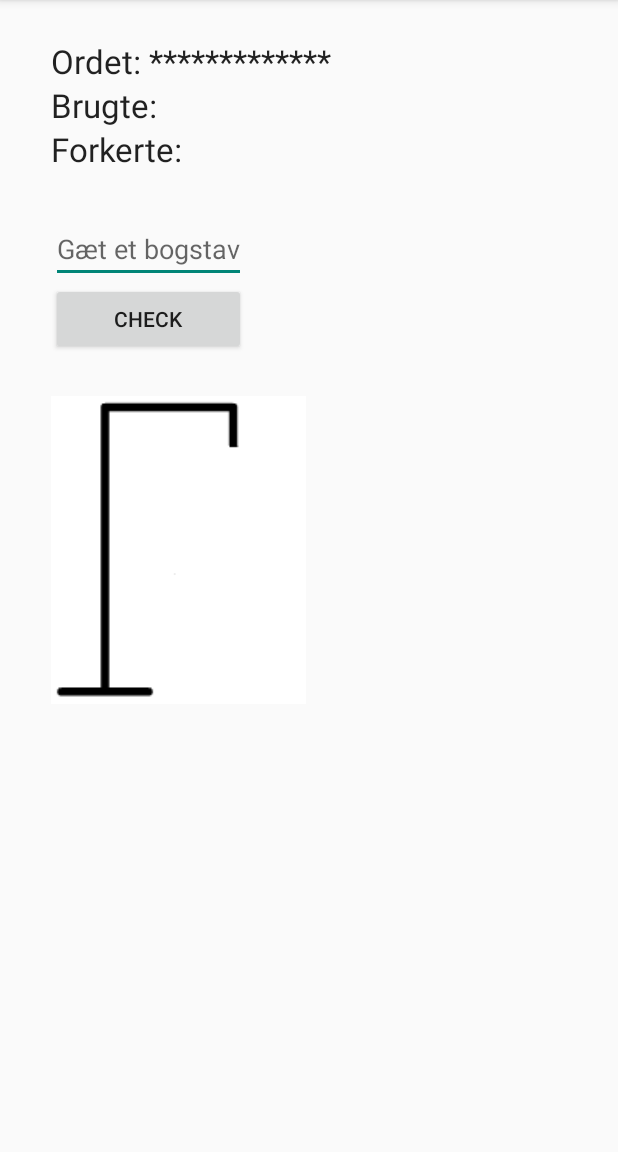
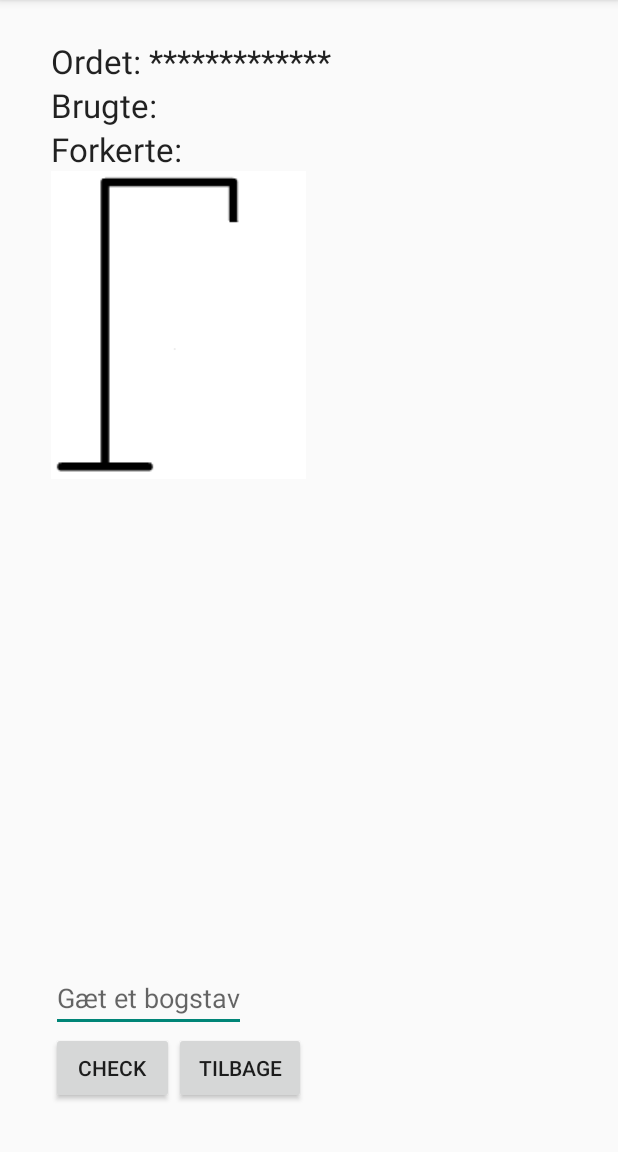
Before and after one commit to simonpetersen/Galgeleg, an Android app: the SpilActivity screen opened directly, with no data from a screen before it, on a phone screen of 412 x 824 dp, the part 84-1236 px from its top. Run offline under Robolectric (Android 15) with nearby library versions, the phone set to English and light mode, and no system bars.

Commit message:
Tilføjet tilbage knap i SpilActivity.

```diff
--- a/app/src/main/AndroidManifest.xml
+++ b/app/src/main/AndroidManifest.xml
@@ -24,6 +24,10 @@
             android:name=".SpilActivity"
             android:label="Galgeleg" >
         </activity>
+        <activity
+            android:name=".VaelgOrdActivity"
+            android:label="Galgeleg" >
+        </activity>
     </application>
 
 </manifest>
--- a/app/src/main/java/petersen/simon/galgeleg/SpilActivity.java
+++ b/app/src/main/java/petersen/simon/galgeleg/SpilActivity.java
@@ -20,18 +20,18 @@ import petersen.simon.galgeleg.galgeleg.Galgelogik;
  */
 public class SpilActivity extends AppCompatActivity implements View.OnClickListener {
 
-    ImageView iv;
-    EditText input;
-    Button check;
-    TextView ordView, brugteBogstaver, forkerte;
-    Galgelogik logik;
+    private ImageView iv;
+    private EditText input;
+    private Button check, back;
+    private TextView ordView, brugteBogstaver, forkerte;
+    public static Galgelogik logik;
 
     @Override
     protected void onCreate(Bundle savedInstanceState) {
         super.onCreate(savedInstanceState);
         setContentView(R.layout.activity_spil);
-        logik = new Galgelogik();
-        logik.nulstil();
+
+        if (logik == null) logik = new Galgelogik();
 
         input = (EditText) findViewById(R.id.inputEdit);
         ordView = (TextView) findViewById(R.id.ordView);
@@ -42,7 +42,9 @@ public class SpilActivity extends AppCompatActivity implements View.OnClickListe
         forkerte = (TextView) findViewById(R.id.forkert);
         iv = (ImageView) findViewById(R.id.imageView);
         check = (Button) findViewById(R.id.button);
+        back = (Button) findViewById(R.id.backButton);
         check.setOnClickListener(this);
+        back.setOnClickListener(this);
     }
 
     @Override
@@ -84,10 +86,13 @@ public class SpilActivity extends AppCompatActivity implements View.OnClickListe
         }
         if (logik.erSpilletVundet()) {
             check.setText("Du har vundet!");
-            finish();
+            logik.nulstil();
         }
         if (logik.erSpilletTabt()) {
             check.setText("Du har tabt!");
+            logik.nulstil();
+        }
+        if (v == back) {
             finish();
         }
     }
--- a/app/src/main/java/petersen/simon/galgeleg/Welcome.java
+++ b/app/src/main/java/petersen/simon/galgeleg/Welcome.java
@@ -56,7 +56,7 @@ public class Welcome extends AppCompatActivity implements View.OnClickListener {
             Intent i = new Intent(this, ReglerActivity.class);
             startActivity(i);
         } else {
-
+            startActivity(new Intent(this, VaelgOrdActivity.class));
         }
     }
 }
--- a/app/src/main/res/layout/activity_spil.xml
+++ b/app/src/main/res/layout/activity_spil.xml
@@ -19,9 +19,8 @@
         android:id="@+id/inputEdit"
         android:hint="Gæt et bogstav"
         android:layout_marginLeft="34dp"
-        android:layout_marginStart="33dp"
-        android:layout_marginTop="29dp"
-        android:layout_below="@+id/forkert"
+        android:layout_marginStart="32dp"
+        android:layout_above="@+id/button"
         android:layout_alignParentStart="true" />
 
     <TextView
@@ -56,17 +55,25 @@
         android:layout_height="wrap_content"
         android:text="CHECK"
         android:id="@+id/button"
-        android:layout_below="@+id/inputEdit"
+        android:layout_alignParentBottom="true"
         android:layout_alignStart="@+id/inputEdit"
-        android:layout_alignEnd="@+id/inputEdit" />
+        android:layout_marginBottom="32dp"
+        android:layout_toStartOf="@+id/backButton" />
 
     <ImageView
         android:layout_width="wrap_content"
         android:layout_height="wrap_content"
         android:id="@+id/imageView"
-        android:layout_marginTop="27dp"
         android:src="@mipmap/galge"
-        android:layout_below="@+id/button"
-        android:layout_alignStart="@+id/button" />
+        android:layout_below="@+id/forkert"
+        android:layout_alignStart="@+id/forkert" />
+
+    <Button
+        android:layout_width="wrap_content"
+        android:layout_height="wrap_content"
+        android:text="Tilbage"
+        android:id="@+id/backButton"
+        android:layout_alignTop="@+id/button"
+        android:layout_alignEnd="@+id/imageView" />
 
 </RelativeLayout>
```
Also changed, not shown: app/src/main/java/petersen/simon/galgeleg/VaelgOrdActivity.java (added, +37 -0 lines), app/src/main/java/petersen/simon/galgeleg/VælgOrdActivity.java (deleted, +0 -26 lines), app/src/main/java/petersen/simon/galgeleg/galgeleg/Galgelogik.java (+12 -0 lines), app/src/main/res/layout/activity_vaelgord.xml (deleted, +0 -20 lines), app/src/main/res/layout/activity_welcome.xml (+21 -19 lines).
